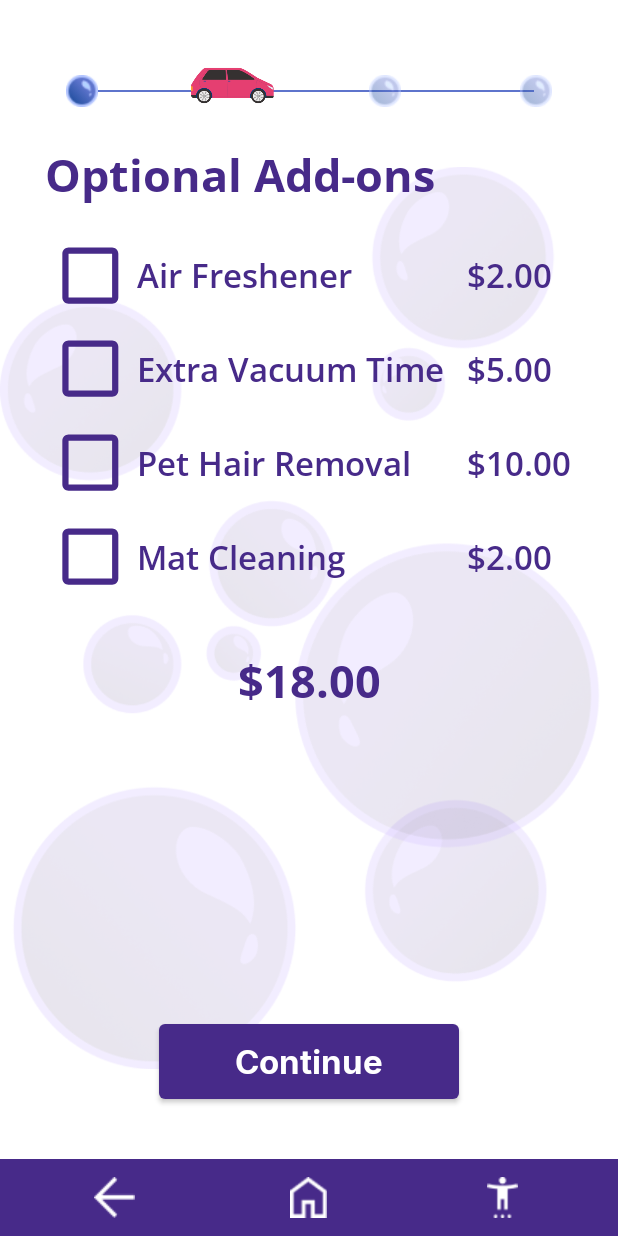
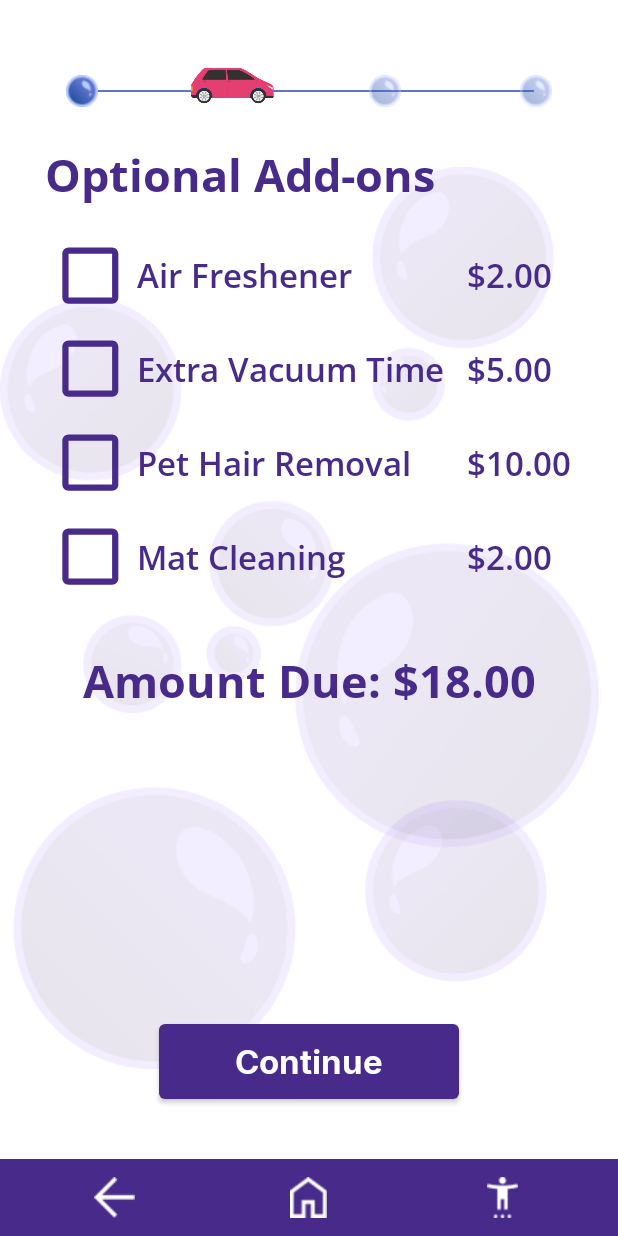
Before and after one commit to IDTech-AP6800/AutoSPA, an Android app: the OptionalAddOnsActivity screen opened directly, with no data from a screen before it, on a phone screen of 412 x 824 dp. Run offline under Robolectric (Android 15) with nearby library versions, the light colour scheme and no system bars.

Commit message:
feat: update due amount for adds on and payment options activity

```diff
--- a/app/src/main/java/com/example/autospa/OptionalAddOnsActivity.kt
+++ b/app/src/main/java/com/example/autospa/OptionalAddOnsActivity.kt
@@ -3,20 +3,29 @@ package com.example.autospa
 import android.animation.ObjectAnimator
 import android.app.ActivityOptions
 import android.content.Intent
-import androidx.appcompat.app.AppCompatActivity
 import android.os.Bundle
 import android.util.Log
 import android.view.View
 import android.widget.Button
+import android.widget.CheckBox
 import android.widget.TextView
+import androidx.appcompat.app.AppCompatActivity
 import com.example.autospa.activities.NavigationBar
 
 class OptionalAddOnsActivity : AppCompatActivity() {
     private lateinit var currentStep: View
     private lateinit var nextStep: View
     private lateinit var car: View
+    private lateinit var continueButton: Button
+    private lateinit var amountText: TextView
 
-    private lateinit var continueButton: Button
+    // Add-On Prices
+    private val addOnPrices = mapOf(
+        R.id.checkbox_air_freshener to 2.00,
+        R.id.checkbox_extra_vacuum_time to 5.00,
+        R.id.checkbox_pet_hair_removal to 10.00,
+        R.id.checkbox_mat_cleaning to 2.00
+    )
 
     override fun onCreate(savedInstanceState: Bundle?) {
         super.onCreate(savedInstanceState)
@@ -24,10 +33,8 @@ class OptionalAddOnsActivity : AppCompatActivity() {
 
         NavigationBar(this)
 
-        // Sets starting price from WashPackage
-        var add_on_text = findViewById<TextView>(R.id.add_ons_amount_text)
-        var totalDue = CarWashSession.totalDue
-        add_on_text.setText("$" + String.format("%.2f", totalDue))
+        amountText = findViewById(R.id.add_ons_amount_text)
+        updateTotalDue()
 
         currentStep = findViewById(R.id.add_ons_current_step)
         nextStep = findViewById(R.id.add_ons_next_step)
@@ -37,21 +44,35 @@ class OptionalAddOnsActivity : AppCompatActivity() {
 
         continueButton.setOnClickListener {
             val intent = Intent(this, PaymentOptionsActivity::class.java)
-
-            // Custom transition
-            val options = ActivityOptions.makeCustomAnimation(
-                this,
-                R.anim.fade_in, // Enter animation
-                R.anim.fade_out // Exit animation
-            )
+            val options = ActivityOptions.makeCustomAnimation(this, R.anim.fade_in, R.anim.fade_out)
             startActivity(intent, options.toBundle())
         }
 
+        setUpCheckboxListeners()
+
         progressAnimation()
+
+    }
+
+    private fun setUpCheckboxListeners() {
+        for ((id, price) in addOnPrices) {
+            val checkbox = findViewById<CheckBox>(id)
+            checkbox.setOnCheckedChangeListener { _, isChecked ->
+                if (isChecked) {
+                    CarWashSession.totalDue += price
+                } else {
+                    CarWashSession.totalDue -= price
+                }
+                updateTotalDue()
+            }
+        }
+    }
+
+    private fun updateTotalDue() {
+        amountText.text = "Amount Due: $" + String.format("%.2f", CarWashSession.totalDue)
     }
 
     private fun progressAnimation() {
-        // Set completed bubble to invisible at start
         currentStep.visibility = View.INVISIBLE
 
         car.post {
@@ -59,7 +80,7 @@ class OptionalAddOnsActivity : AppCompatActivity() {
             val carCenterOffset = car.width / 3f
             val endPosition = nextStep.x - carCenterOffset
 
-            Log.d("Debug", "Start: $startPosition, End: $endPosition")
+//            Log.d("Debug", "Start: $startPosition, End: $endPosition")
 
             val animator = ObjectAnimator.ofFloat(car, "x", endPosition).apply {
                 duration = 1500
@@ -69,12 +90,10 @@ class OptionalAddOnsActivity : AppCompatActivity() {
             animator.addUpdateListener { animation ->
                 val animatedValue = animation.animatedValue as Float
 
-                // When the car moves away from the completed bubble
                 if (animatedValue > startPosition + 20 && currentStep.visibility == View.INVISIBLE) {
                     currentStep.visibility = View.VISIBLE
                 }
 
-                // When the car reaches the incomplete bubble
                 if (animatedValue < endPosition - 50 && nextStep.alpha > 0f) {
                     val fadeOut = ObjectAnimator.ofFloat(nextStep, "alpha", 1f, 0f).apply {
                         duration = 500
--- a/app/src/main/java/com/example/autospa/PaymentOptionsActivity.kt
+++ b/app/src/main/java/com/example/autospa/PaymentOptionsActivity.kt
@@ -7,12 +7,15 @@ import android.os.Bundle
 import android.util.Log
 import android.view.View
 import android.widget.LinearLayout
+import android.widget.TextView
 import com.example.autospa.activities.NavigationBar
 
 class PaymentOptionsActivity : AppCompatActivity() {
     private lateinit var currentStep: View
     private lateinit var nextStep: View
     private lateinit var car: View
+    private var totalDue = CarWashSession.totalDue
+    private lateinit var amountText: TextView
 
     override fun onCreate(savedInstanceState: Bundle?) {
         super.onCreate(savedInstanceState)
@@ -24,6 +27,9 @@ class PaymentOptionsActivity : AppCompatActivity() {
         car = findViewById(R.id.options_car)
 
         progressAnimation()
+
+        amountText = findViewById(R.id.payment_options_amount_text)
+        amountText.text = "Amount Due: $" + String.format("%.2f", totalDue)
 
         //Insert Option Listener
         val insertOption = findViewById<LinearLayout>(R.id.insert_option)
--- a/app/src/main/res/layout/activity_payment_options.xml
+++ b/app/src/main/res/layout/activity_payment_options.xml
@@ -204,7 +204,7 @@
 
     <!-- Amount Due Text -->
     <TextView
-        android:id="@+id/add_ons_amount_text"
+        android:id="@+id/payment_options_amount_text"
         android:layout_width="match_parent"
         android:layout_height="wrap_content"
         android:fontFamily="@font/opensans_bold"
```
